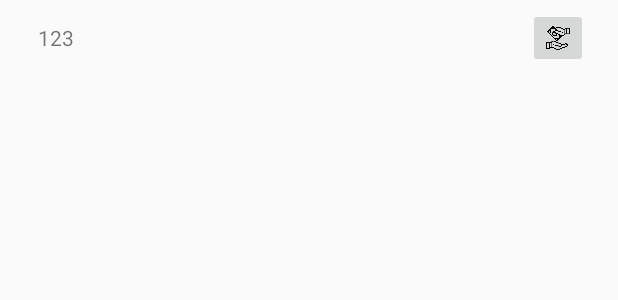
After one commit to hussu97/SafeSplit, an Android app: the layout money_owed_list.xml on its own in the app's theme, with its tools: preview values and no code run, on a phone screen of 412 x 824 dp. The commit adds this screen. Shown: the top 300 px of the screen. Run offline under Robolectric (Android 15) with nearby library versions, the phone set to English and light mode, and no system bars.

Commit message:
completed moneyOwed Tab logic

```diff
--- a/app/src/main/java/com/example/b00063271/safesplit/HomeScreenActivity.java
+++ b/app/src/main/java/com/example/b00063271/safesplit/HomeScreenActivity.java
@@ -16,6 +16,7 @@ import androidx.fragment.app.FragmentTransaction;
 import androidx.appcompat.app.AppCompatActivity;
 import android.util.Log;
 import android.view.MenuItem;
+import android.widget.ListView;
 
 public class HomeScreenActivity extends AppCompatActivity implements MainFragment.OnFragmentInteractionListener,DashboardFragment.OnFragmentInteractionListener
                 ,ProfileFragment.OnFragmentInteractionListener,GroupsFragment.OnFragmentInteractionListener,MoneyOweFragment.OnFragmentInteractionListener, MoneyOwedFragment.OnFragmentInteractionListener,
@@ -23,6 +24,7 @@ public class HomeScreenActivity extends AppCompatActivity implements MainFragmen
 
     private FragmentManager fragmentManager;
     private FragmentTransaction fragmentTransaction;
+    private ListView listView;
     private final String TAG="HSActivity";
     private String userID="xJNsNNf39VJ62aiETsiO";
 
@@ -31,6 +33,7 @@ public class HomeScreenActivity extends AppCompatActivity implements MainFragmen
         super.onCreate(savedInstanceState);
         setContentView(R.layout.activity_home_screen);
         fragmentManager = getSupportFragmentManager();
+        listView = (ListView)findViewById(R.id.money_owed_listview);
         openFragment(new MainFragment());
         BottomNavigationView navigation = (BottomNavigationView) findViewById(R.id.navigation);
         navigation.setOnNavigationItemSelectedListener(mOnNavigationItemSelectedListener);
--- /dev/null
+++ b/app/src/main/res/layout/money_owed_list.xml
@@ -0,0 +1,41 @@
+<?xml version="1.0" encoding="utf-8"?>
+<TableLayout xmlns:android="http://schemas.android.com/apk/res/android"
+    xmlns:app="http://schemas.android.com/apk/res-auto"
+    android:layout_width="match_parent"
+    android:layout_height="match_parent"
+    android:orientation="vertical">
+
+    <TableRow
+        android:layout_width="match_parent"
+        android:layout_height="match_parent"
+        android:layout_marginRight="20dp"
+        android:layout_marginTop="5dp"
+        android:layout_marginLeft="20dp">
+
+        <TextView
+            android:id="@+id/moneyOwedPerson"
+            android:layout_width="wrap_content"
+            android:layout_height="wrap_content"
+            android:layout_weight="5"
+            android:padding="5dp"
+            android:layout_gravity="center_vertical"
+            android:text="123" />
+
+        <TextView
+            android:id="@+id/moneyOwedAmt"
+            android:layout_width="wrap_content"
+            android:layout_height="wrap_content"
+            android:padding="5dp"
+            android:layout_gravity="center_vertical"
+            android:layout_weight="2"/>
+
+        <ImageButton
+            android:id="@+id/moneyOwedSettleUp"
+            android:layout_width="40dp"
+            android:layout_height="40dp"
+            android:adjustViewBounds="true"
+            android:scaleType="fitCenter"
+            app:srcCompat="@drawable/settle_up" />
+
+    </TableRow>
+</TableLayout>
--- a/app/src/main/res/values/strings.xml
+++ b/app/src/main/res/values/strings.xml
@@ -30,4 +30,6 @@
     <string name="split">and split</string>
     <string name="splittv">equally</string>
 
+    <string name="settle_up_button">Settle up</string>
+
 </resources>
```
Also changed, not shown: app/src/main/java/com/example/b00063271/safesplit/FriendsFragment/MainFragment.java (+8 -5 lines), app/src/main/java/com/example/b00063271/safesplit/FriendsFragment/MoneyOwedFragment.java (+107 -22 lines), app/src/main/res/layout/fragment_money_owed.xml (+5 -4 lines), app/src/main/res/drawable/settle_up.png (added).
